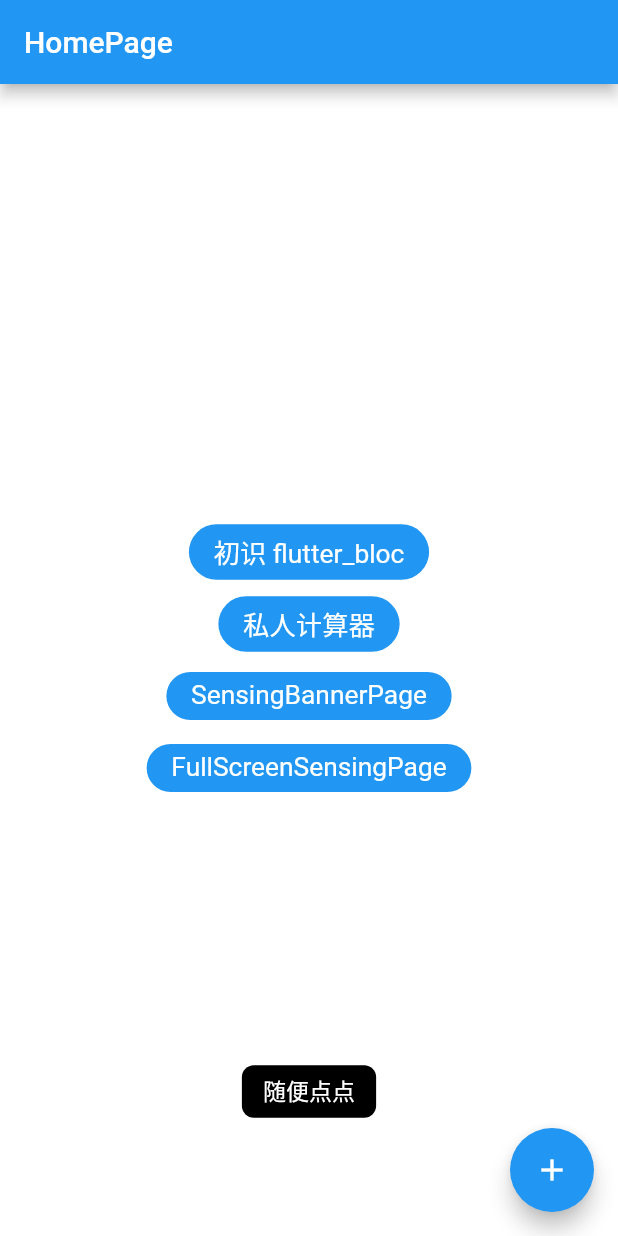
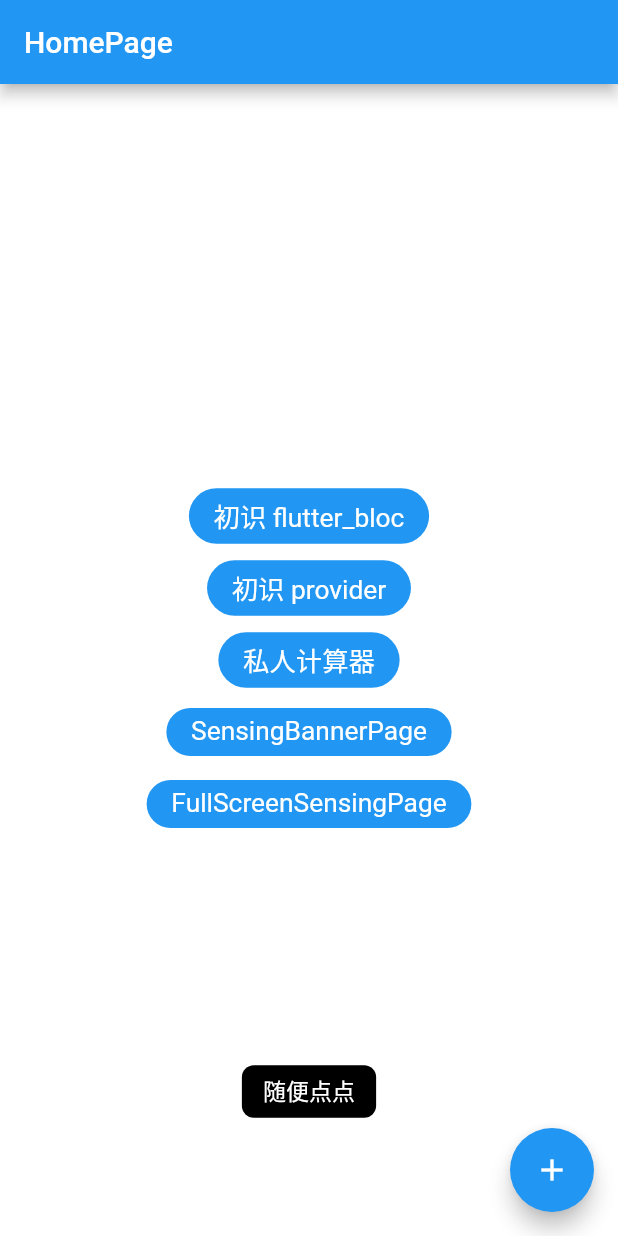
Before and after one commit to KeZhengXiang/flutter_ns_test, a Flutter app: the screen it shows after launch, after a tap on the "add" icon, on a phone screen of 412 x 824 dp. Run offline on Flutter 3.47's test engine with Material 2 defaults, Android fonts, the light colour scheme and no system bars; our stand-ins replace bot_toast, device_info, event_bus, fluro, flutter_bloc, flutter_screenutil and 4 more; missing offline and left inert: flutter_statusbarcolor_ns; statements that could not run were skipped.

Commit message:
初识 provider

```diff
--- a/lib/router/route_handlers.dart
+++ b/lib/router/route_handlers.dart
@@ -8,6 +8,9 @@ import 'package:flutter_ns_test/ui/home_page.dart';
 import 'package:flutter_ns_test/ui/start_page.dart';
 import 'package:flutter_ns_test/ui/test/bloc/bloc_test_page.dart';
 import 'package:flutter_ns_test/ui/test/house_tool_page.dart';
+import 'package:flutter_ns_test/ui/test/provider/provider_test_model.dart';
+import 'package:flutter_ns_test/ui/test/provider/provider_test_page.dart';
+import 'package:provider/provider.dart';
 
 //空页面
 var emptyHandler = Handler(handlerFunc: (BuildContext? context, Map<String, List<String>> params) {
@@ -35,6 +38,15 @@ var houseToolHandler =
   return HouseToolPage();
 });
 
+var providerTestHandler =
+    Handler(handlerFunc: (BuildContext? context, Map<String, List<String>> params) {
+  // return ProviderTestPage();
+  return MultiProvider(
+    providers: [ChangeNotifierProvider(create: (_) => ProviderTestModel())],
+    child: ProviderTestPage(),
+  );
+});
+
 var sensingBannerHandler =
     Handler(handlerFunc: (BuildContext? context, Map<String, List<String>> params) {
   return SensingBannerPage();
--- a/lib/router/router_util.dart
+++ b/lib/router/router_util.dart
@@ -28,6 +28,10 @@ class RouterUtil {
 
   static Future<dynamic> goBlocTestPage(BuildContext context) {
     return navigateTo(context, Routes.blocTestPage, transition: _transitionType);
+  }
+
+  static Future<dynamic> goProviderTestPage(BuildContext context) {
+    return navigateTo(context, Routes.providerTestPage, transition: _transitionType);
   }
 
   static Future<dynamic> goSensingBannerPage(BuildContext context) {
--- a/lib/router/routes.dart
+++ b/lib/router/routes.dart
@@ -6,7 +6,10 @@ class Routes {
 
   static String root = "/";
   static String homePage = "/HomePage";
+
   static String blocTestPage = "/HomePage/BlocTestPage";
+  static String providerTestPage = "/HomePage/ProviderTestPage";
+
   static String houseToolPage = "/HomePage/HouseToolPage";
 
   //
@@ -19,6 +22,7 @@ class Routes {
     router.define(root, handler: rootHandler);
     router.define(homePage, handler: homeHandler);
     router.define(blocTestPage, handler: blocTestHandler);
+    router.define(providerTestPage, handler: providerTestHandler);
     router.define(houseToolPage, handler: houseToolHandler);
 
     router.define(sensingBannerPage, handler: sensingBannerHandler);
--- a/lib/ui/home_page.dart
+++ b/lib/ui/home_page.dart
@@ -85,6 +85,19 @@ class _HomePageState extends State<HomePage> {
         padding: EdgeInsets.symmetric(horizontal: 15.dw, vertical: 5.dw),
         color: Theme.of(context).accentColor,
         child: Text(
+          "初识 provider",
+          style: TextStyle(fontSize: 16.dsp, fontWeight: FontWeight.w400, color: Colors.white),
+        ),
+        onPressed: () {
+          RouterUtil.goProviderTestPage(context);
+        },
+      ),
+
+      //
+      DButton(
+        padding: EdgeInsets.symmetric(horizontal: 15.dw, vertical: 5.dw),
+        color: Theme.of(context).accentColor,
+        child: Text(
           "私人计算器",
           style: TextStyle(fontSize: 16.dsp, fontWeight: FontWeight.w400, color: Colors.white),
         ),
--- a/pubspec.yaml
+++ b/pubspec.yaml
@@ -38,7 +38,8 @@ dependencies:
   fluro: ^2.0.3
 
   #-----------------------分割线--------------------------
-
+  # 状态管理（官方推荐）  https://pub.dev/packages/provider
+  provider: ^6.0.0
 
   #状态管理 https://pub.dev/packages/flutter_bloc
   flutter_bloc: ^7.2.0
```
Also changed, not shown: 2 other files.
